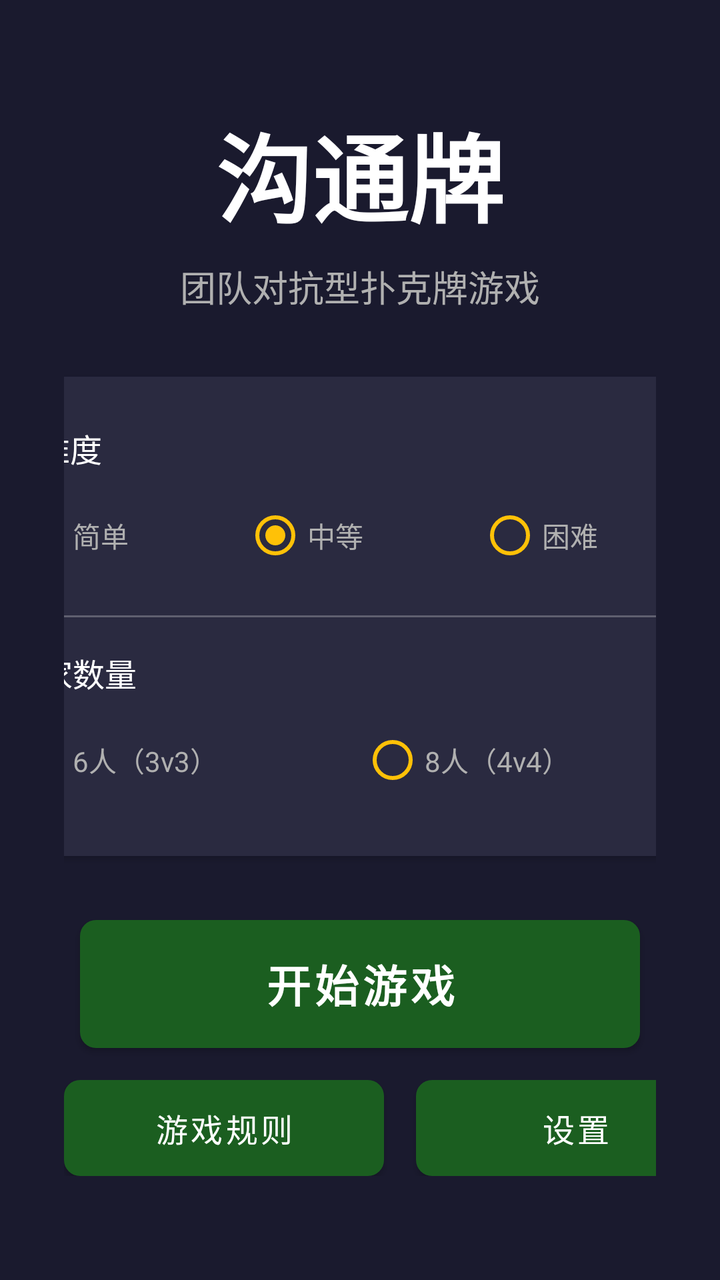
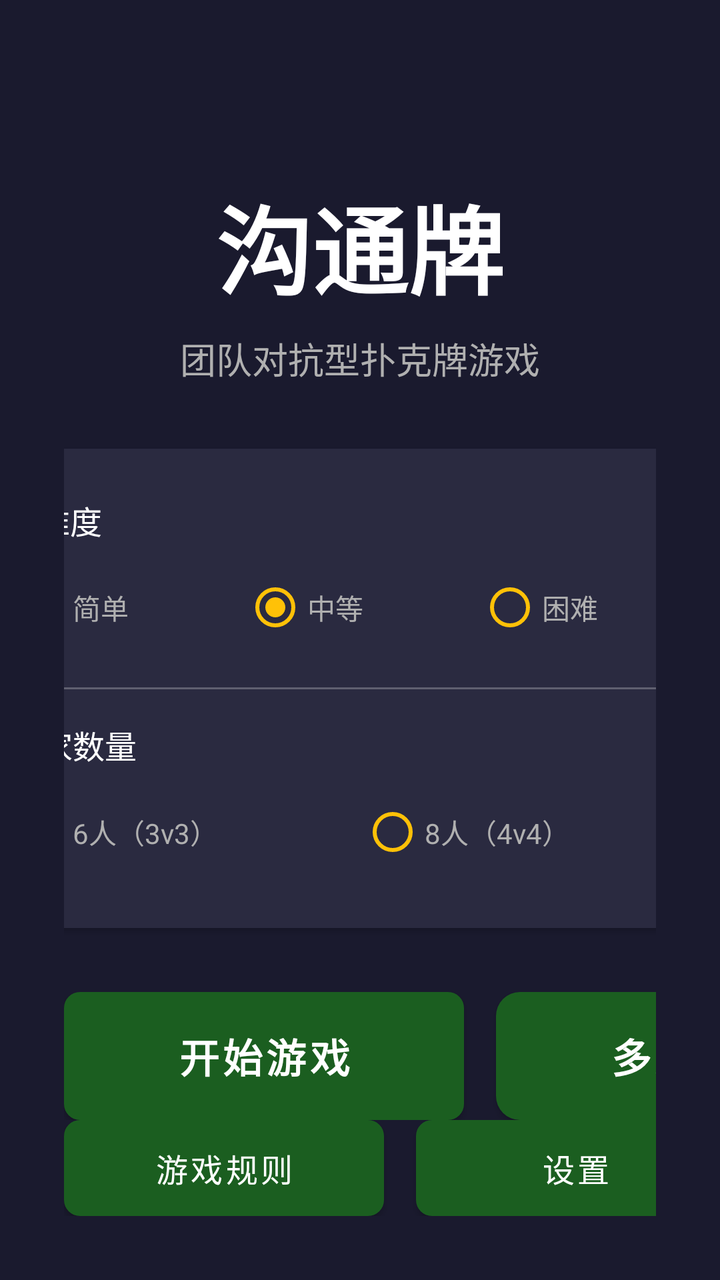

Compare the two renders of this Android layout. The source of the first and the diff that turns it into the second are given below.
<!-- AndroidManifest.xml: application theme Theme.CommunicationCard -->
<!-- res/layout/activity_main.xml -->
<?xml version="1.0" encoding="utf-8"?>
<androidx.constraintlayout.widget.ConstraintLayout
    xmlns:android="http://schemas.android.com/apk/res/android"
    xmlns:app="http://schemas.android.com/apk/res-auto"
    xmlns:tools="http://schemas.android.com/tools"
    android:layout_width="match_parent"
    android:layout_height="match_parent"
    android:background="@color/background_dark"
    android:padding="32dp"
    tools:context=".ui.MainActivity">

    
    <TextView
        android:id="@+id/tvTitle"
        android:layout_width="wrap_content"
        android:layout_height="wrap_content"
        android:text="@string/title_main"
        android:textColor="@color/text_primary"
        android:textSize="48sp"
        android:textStyle="bold"
        app:layout_constraintBottom_toTopOf="@id/tvSubtitle"
        app:layout_constraintEnd_toEndOf="parent"
        app:layout_constraintStart_toStartOf="parent"
        app:layout_constraintTop_toTopOf="parent"
        app:layout_constraintVertical_chainStyle="packed" />

    <TextView
        android:id="@+id/tvSubtitle"
        android:layout_width="wrap_content"
        android:layout_height="wrap_content"
        android:layout_marginTop="8dp"
        android:text="@string/subtitle"
        android:textColor="@color/text_secondary"
        android:textSize="18sp"
        app:layout_constraintBottom_toTopOf="@id/settingsCard"
        app:layout_constraintEnd_toEndOf="parent"
        app:layout_constraintStart_toStartOf="parent"
        app:layout_constraintTop_toBottomOf="@id/tvTitle" />

    
    <androidx.cardview.widget.CardView
        android:id="@+id/settingsCard"
        android:layout_width="400dp"
        android:layout_height="wrap_content"
        android:layout_marginTop="32dp"
        app:cardBackgroundColor="#2A2A40"
        app:cardCornerRadius="16dp"
        app:layout_constraintBottom_toTopOf="@id/btnStartGame"
        app:layout_constraintEnd_toEndOf="parent"
        app:layout_constraintStart_toStartOf="parent"
        app:layout_constraintTop_toBottomOf="@id/tvSubtitle">

        <LinearLayout
            android:layout_width="match_parent"
            android:layout_height="wrap_content"
            android:orientation="vertical"
            android:padding="24dp">

            
            <TextView
                android:layout_width="wrap_content"
                android:layout_height="wrap_content"
                android:text="@string/difficulty"
                android:textColor="@color/text_primary"
                android:textSize="16sp" />

            <RadioGroup
                android:id="@+id/rgDifficulty"
                android:layout_width="match_parent"
                android:layout_height="wrap_content"
                android:layout_marginTop="8dp"
                android:orientation="horizontal">

                <RadioButton
                    android:id="@+id/rbEasy"
                    android:layout_width="0dp"
                    android:layout_height="wrap_content"
                    android:layout_weight="1"
                    android:buttonTint="@color/accent"
                    android:text="@string/difficulty_easy"
                    android:textColor="@color/text_secondary" />

                <RadioButton
                    android:id="@+id/rbMedium"
                    android:layout_width="0dp"
                    android:layout_height="wrap_content"
                    android:layout_weight="1"
                    android:buttonTint="@color/accent"
                    android:checked="true"
                    android:text="@string/difficulty_medium"
                    android:textColor="@color/text_secondary" />

                <RadioButton
                    android:id="@+id/rbHard"
                    android:layout_width="0dp"
                    android:layout_height="wrap_content"
                    android:layout_weight="1"
                    android:buttonTint="@color/accent"
                    android:text="@string/difficulty_hard"
                    android:textColor="@color/text_secondary" />

            </RadioGroup>

            <View
                android:layout_width="match_parent"
                android:layout_height="1dp"
                android:layout_marginVertical="16dp"
                android:background="#40FFFFFF" />

            
            <TextView
                android:layout_width="wrap_content"
                android:layout_height="wrap_content"
                android:text="@string/player_count"
                android:textColor="@color/text_primary"
                android:textSize="16sp" />

            <RadioGroup
                android:id="@+id/rgPlayerCount"
                android:layout_width="match_parent"
                android:layout_height="wrap_content"
                android:layout_marginTop="8dp"
                android:orientation="horizontal">

                <RadioButton
                    android:id="@+id/rb6Players"
                    android:layout_width="0dp"
                    android:layout_height="wrap_content"
                    android:layout_weight="1"
                    android:buttonTint="@color/accent"
                    android:checked="true"
                    android:text="@string/players_6"
                    android:textColor="@color/text_secondary" />

                <RadioButton
                    android:id="@+id/rb8Players"
                    android:layout_width="0dp"
                    android:layout_height="wrap_content"
                    android:layout_weight="1"
                    android:buttonTint="@color/accent"
                    android:text="@string/players_8"
                    android:textColor="@color/text_secondary" />

            </RadioGroup>

        </LinearLayout>

    </androidx.cardview.widget.CardView>

    
    <Button
        android:id="@+id/btnStartGame"
        android:layout_width="280dp"
        android:layout_height="64dp"
        android:layout_marginTop="32dp"
        android:background="@drawable/button_primary"
        android:text="@string/btn_start_game"
        android:textColor="@color/text_primary"
        android:textSize="22sp"
        android:textStyle="bold"
        app:layout_constraintBottom_toTopOf="@id/bottomButtons"
        app:layout_constraintEnd_toEndOf="parent"
        app:layout_constraintStart_toStartOf="parent"
        app:layout_constraintTop_toBottomOf="@id/settingsCard" />

    
    <LinearLayout
        android:id="@+id/bottomButtons"
        android:layout_width="wrap_content"
        android:layout_height="wrap_content"
        android:layout_marginTop="16dp"
        android:orientation="horizontal"
        app:layout_constraintBottom_toBottomOf="parent"
        app:layout_constraintEnd_toEndOf="parent"
        app:layout_constraintStart_toStartOf="parent"
        app:layout_constraintTop_toBottomOf="@id/btnStartGame">

        
        <Button
            android:id="@+id/btnRules"
            android:layout_width="160dp"
            android:layout_height="48dp"
            android:layout_marginEnd="16dp"
            android:background="@drawable/button_secondary"
            android:text="@string/btn_rules"
            android:textColor="@color/text_primary"
            android:textSize="16sp" />

        
        <Button
            android:id="@+id/btnSettings"
            android:layout_width="160dp"
            android:layout_height="48dp"
            android:background="@drawable/button_secondary"
            android:text="设置"
            android:textColor="@color/text_primary"
            android:textSize="16sp" />

    </LinearLayout>

</androidx.constraintlayout.widget.ConstraintLayout>
<!-- resources referenced by this layout -->
<resources>
  <color name="accent">#FFC107</color>
  <color name="background_dark">#1A1A2E</color>
  <color name="text_primary">#FFFFFF</color>
  <color name="text_secondary">#B0B0B0</color>
  <!-- drawable button_primary (drawable) -->
  <?xml version="1.0" encoding="utf-8"?>
  <selector xmlns:android="http://schemas.android.com/apk/res/android">
      <item android:state_enabled="false">
          <shape android:shape="rectangle">
              <solid android:color="@color/button_disabled" />
              <corners android:radius="8dp" />
          </shape>
      </item>
      <item android:state_pressed="true">
          <shape android:shape="rectangle">
              <solid android:color="@color/primary_dark" />
              <corners android:radius="8dp" />
          </shape>
      </item>
      <item>
          <shape android:shape="rectangle">
              <solid android:color="@color/primary" />
              <corners android:radius="8dp" />
          </shape>
      </item>
  </selector>
  <!-- drawable button_secondary (drawable) -->
  <?xml version="1.0" encoding="utf-8"?>
  <selector xmlns:android="http://schemas.android.com/apk/res/android">
      <item android:state_enabled="false">
          <shape android:shape="rectangle">
              <solid android:color="@color/button_disabled" />
              <corners android:radius="8dp" />
          </shape>
      </item>
      <item android:state_pressed="true">
          <shape android:shape="rectangle">
              <solid android:color="#555555" />
              <corners android:radius="8dp" />
          </shape>
      </item>
      <item>
          <shape android:shape="rectangle">
              <solid android:color="@color/button_pass" />
              <corners android:radius="8dp" />
          </shape>
      </item>
  </selector>
  <string name="btn_rules">游戏规则</string>
  <string name="btn_start_game">开始游戏</string>
  <string name="difficulty">AI难度</string>
  <string name="difficulty_easy">简单</string>
  <string name="difficulty_hard">困难</string>
  <string name="difficulty_medium">中等</string>
  <string name="player_count">玩家数量</string>
  <string name="players_6">6人（3v3）</string>
  <string name="players_8">8人（4v4）</string>
  <string name="subtitle">团队对抗型扑克牌游戏</string>
  <string name="title_main">沟通牌</string>
  <style name="Theme.CommunicationCard" parent="Theme.MaterialComponents.DayNight.NoActionBar">
          <item name="colorPrimary">@color/primary</item>
          <item name="colorPrimaryDark">@color/primary_dark</item>
          <item name="colorAccent">@color/accent</item>
          <item name="android:windowBackground">@color/background_dark</item>
          <item name="android:statusBarColor">@color/primary_dark</item>
          <item name="android:navigationBarColor">@color/background_dark</item>
      </style>
  <color name="button_disabled">#424242</color>
  <color name="primary_dark">#0D3D12</color>
  <color name="primary">#1B5E20</color>
  <color name="button_pass">#757575</color>
</resources>

<!-- the commit's change to res/layout/activity_main.xml (unified diff, before → after) -->
@@ -148,20 +148,41 @@
     </androidx.cardview.widget.CardView>
 
     
-    <Button
-        android:id="@+id/btnStartGame"
-        android:layout_width="280dp"
-        android:layout_height="64dp"
+    <LinearLayout
+        android:id="@+id/gameModeButtons"
+        android:layout_width="wrap_content"
+        android:layout_height="wrap_content"
         android:layout_marginTop="32dp"
-        android:background="@drawable/button_primary"
-        android:text="@string/btn_start_game"
-        android:textColor="@color/text_primary"
-        android:textSize="22sp"
-        android:textStyle="bold"
+        android:orientation="horizontal"
         app:layout_constraintBottom_toTopOf="@id/bottomButtons"
         app:layout_constraintEnd_toEndOf="parent"
         app:layout_constraintStart_toStartOf="parent"
-        app:layout_constraintTop_toBottomOf="@id/settingsCard" />
+        app:layout_constraintTop_toBottomOf="@id/settingsCard">
+
+        
+        <Button
+            android:id="@+id/btnStartGame"
+            android:layout_width="200dp"
+            android:layout_height="64dp"
+            android:layout_marginEnd="16dp"
+            android:background="@drawable/button_primary"
+            android:text="@string/btn_start_game"
+            android:textColor="@color/text_primary"
+            android:textSize="20sp"
+            android:textStyle="bold" />
+
+        
+        <Button
+            android:id="@+id/btnMultiplayer"
+            android:layout_width="200dp"
+            android:layout_height="64dp"
+            android:background="@drawable/button_multiplayer"
+            android:text="多人游戏"
+            android:textColor="@color/text_primary"
+            android:textSize="20sp"
+            android:textStyle="bold" />
+
+    </LinearLayout>
 
     
     <LinearLayout
<!-- resource entries referenced after the edit -->
@@ -4,6 +4,31 @@
   <color name="background_dark">#1A1A2E</color>
   <color name="text_primary">#FFFFFF</color>
   <color name="text_secondary">#B0B0B0</color>
+  <!-- drawable button_multiplayer (drawable) -->
+  <?xml version="1.0" encoding="utf-8"?>
+  <selector xmlns:android="http://schemas.android.com/apk/res/android">
+      <item android:state_pressed="true">
+          <shape android:shape="rectangle">
+              <solid android:color="#2D9CDB" />
+              <corners android:radius="12dp" />
+          </shape>
+      </item>
+      <item android:state_enabled="false">
+          <shape android:shape="rectangle">
+              <solid android:color="#404050" />
+              <corners android:radius="12dp" />
+          </shape>
+      </item>
+      <item>
+          <shape android:shape="rectangle">
+              <gradient
+                  android:angle="135"
+                  android:startColor="#56CCF2"
+                  android:endColor="#2D9CDB" />
+              <corners android:radius="12dp" />
+          </shape>
+      </item>
+  </selector>
   <!-- drawable button_primary (drawable) -->
   <?xml version="1.0" encoding="utf-8"?>
   <selector xmlns:android="http://schemas.android.com/apk/res/android">
